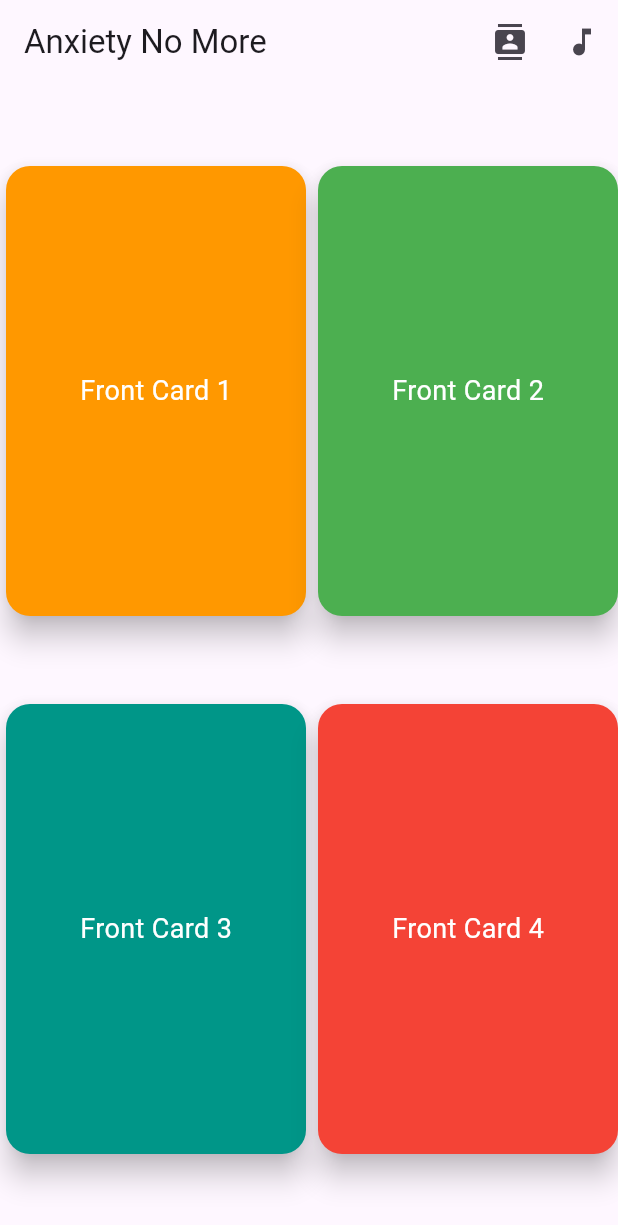
After one commit to YiChuan0805/Wave, a Flutter app: the FidgetPage screen opened directly, after a tap on "Page 3", on a phone screen of 412 x 824 dp. The commit adds this screen. Shown: the top 1225 px of the screen. Run offline on Flutter 3.47's test engine with Material 3 defaults, Android fonts, the phone set to English and light mode, and no system bars; drawn by our look-alikes of flip_card; our stand-ins replace assets_audio_player, chat_bubbles.

Commit message:
Fidget is fidgeting 2

```diff
--- a/lib/fidget_button.dart
+++ b/lib/fidget_button.dart
@@ -1,5 +1,7 @@
+import 'package:anxietynomore/counter_screen.dart';
 import 'package:flutter/material.dart';
-import 'package:animated_text_kit/animated_text_kit.dart';
+import 'package:anxietynomore/pop_fidget_toy.dart';
+import 'package:anxietynomore/flash_card_grid.dart';
 
 class FidgetPage extends StatefulWidget {
   @override
@@ -64,13 +66,23 @@ class _FidgetPageState extends State<FidgetPage>
     super.dispose();
   }
 
+  void _navigateToPage(Widget page) {
+    Navigator.push(
+      context,
+      MaterialPageRoute(builder: (context) => page),
+    );
+  }
+
   @override
   Widget build(BuildContext context) {
     return Scaffold(
       appBar: AppBar(title: Text('Fidget App')),
       body: Center(
-        child: Column(
-          mainAxisAlignment: MainAxisAlignment.center,
+        child: GridView.count(
+          crossAxisCount: 2, // Number of columns
+          crossAxisSpacing: 16,
+          mainAxisSpacing: 16,
+          padding: EdgeInsets.all(16),
           children: [
             // Toggle Button
             Switch(
@@ -79,7 +91,6 @@ class _FidgetPageState extends State<FidgetPage>
                 _toggleToggle();
               },
             ),
-            SizedBox(height: 20),
             // Custom Spacebar Key
             GestureDetector(
               onTap: _toggleSpacebar,
@@ -109,7 +120,6 @@ class _FidgetPageState extends State<FidgetPage>
                 ),
               ),
             ),
-            SizedBox(height: 20),
             // Lamp
             GestureDetector(
               onTap: _toggleLamp,
@@ -136,7 +146,6 @@ class _FidgetPageState extends State<FidgetPage>
                 ),
               ),
             ),
-            SizedBox(height: 20),
             // Clicking Pen
             GestureDetector(
               onTap: _togglePenClick,
@@ -166,6 +175,18 @@ class _FidgetPageState extends State<FidgetPage>
                 ),
               ),
             ),
+            ElevatedButton(
+              onPressed: () => _navigateToPage(PopFidgetToy()),
+              child: Text('Page 1'),
+            ),
+            ElevatedButton(
+              onPressed: () => _navigateToPage(CounterScreen()),
+              child: Text('Page 2'),
+            ),
+            ElevatedButton(
+              onPressed: () => _navigateToPage(FlashCardPage()),
+              child: Text('Page 3'),
+            ),
           ],
         ),
       ),
--- /dev/null
+++ b/lib/flash_card_grid.dart
@@ -0,0 +1,137 @@
+import 'package:flutter/material.dart';
+import 'package:flip_card/flip_card.dart';
+import 'package:anxietynomore/contacts_page.dart';
+import 'package:anxietynomore/music_page.dart';
+
+class FlashCardPage extends StatelessWidget {
+  @override
+  Widget build(BuildContext context) {
+    return MaterialApp(
+      home: Scaffold(
+        appBar: AppBar(
+          title: const Text('Anxiety No More'),
+          actions: <Widget>[
+            IconButton(
+              icon: const Icon(Icons.contacts), // choose an appropriate icon
+              onPressed: () {
+                Navigator.push(
+                  context,
+                  MaterialPageRoute(builder: (context) => ContactsPage()),
+                );
+              },
+            ),
+            IconButton(
+              icon: const Icon(Icons.music_note), // choose an appropriate icon
+              onPressed: () {
+                Navigator.push(
+                  context,
+                  MaterialPageRoute(builder: (context) => const MusicPage()),
+                );
+              },
+            ),
+          ],
+        ),
+        body: Center(
+          child: Column(
+            mainAxisAlignment: MainAxisAlignment.spaceEvenly,
+            children: [
+              Row(
+                mainAxisAlignment: MainAxisAlignment.spaceEvenly,
+                children: [
+                  CustomFlipCard(
+                    frontText: 'Front Card 1',
+                    backText: 'Back Card 1',
+                    frontColor: Colors.orange,
+                    backColor: Colors.blue,
+                  ),
+                  CustomFlipCard(
+                    frontText: 'Front Card 2',
+                    backText: 'Back Card 2',
+                    frontColor: Colors.green,
+                    backColor: Colors.purple,
+                  ),
+                ],
+              ),
+              Row(
+                mainAxisAlignment: MainAxisAlignment.spaceEvenly,
+                children: [
+                  CustomFlipCard(
+                    frontText: 'Front Card 3',
+                    backText: 'Back Card 3',
+                    frontColor: Colors.teal,
+                    backColor: Colors.indigo,
+                  ),
+                  CustomFlipCard(
+                    frontText: 'Front Card 4',
+                    backText: 'Back Card 4',
+                    frontColor: Colors.red,
+                    backColor: Colors.yellow,
+                  ),
+                ],
+              ),
+              // Add more CustomFlipCard widgets as needed
+            ],
+          ),
+        ),
+      ),
+    );
+  }
+}
+
+class CustomFlipCard extends StatefulWidget {
+  final String frontText;
+  final String backText;
+  final Color frontColor;
+  final Color backColor;
+
+  const CustomFlipCard({
+    required this.frontText,
+    required this.backText,
+    required this.frontColor,
+    required this.backColor,
+  });
+
+  @override
+  _CustomFlipCardState createState() => _CustomFlipCardState();
+}
+
+class _CustomFlipCardState extends State<CustomFlipCard> {
+  bool isFlipped = false;
+
+  void _toggleCard() {
+    setState(() {
+      isFlipped = !isFlipped;
+    });
+  }
+
+  @override
+  Widget build(BuildContext context) {
+    return GestureDetector(
+      onTap: _toggleCard,
+      child: FlipCard(
+        direction: FlipDirection.HORIZONTAL,
+        front: _buildCard(widget.frontText, widget.frontColor),
+        back: _buildCard(widget.backText, widget.backColor),
+      ),
+    );
+  }
+
+  Widget _buildCard(String text, Color color) {
+    return Card(
+      color: color,
+      elevation: 8,
+      shape: RoundedRectangleBorder(
+        borderRadius: BorderRadius.circular(16),
+      ),
+      child: Container(
+        width: 200,
+        height: 300,
+        alignment: Alignment.center,
+        child: Text(
+          text,
+          style: TextStyle(fontSize: 18, color: Colors.white),
+        ),
+      ),
+    );
+  }
+}
--- a/pubspec.yaml
+++ b/pubspec.yaml
@@ -52,6 +52,7 @@ dependencies:
   video_player: ^2.8.6
   getwidget: ^4.0.0
   animated_text_kit: ^4.2.2
+  flip_card: ^0.7.0
 
 
 dev_dependencies:
```
Also changed, not shown: lib/buttons_page.dart (deleted, +0 -61 lines), lib/counter_screen.dart (added, +105 -0 lines), lib/music_page.dart (+7 -1 lines), lib/pop_fidget_toy.dart (added, +67 -0 lines), pubspec.lock.
